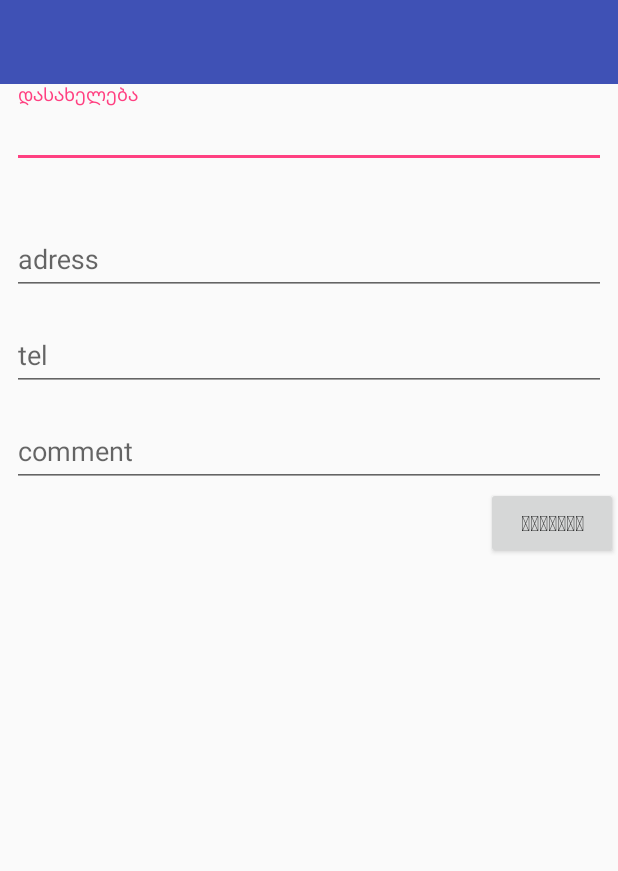
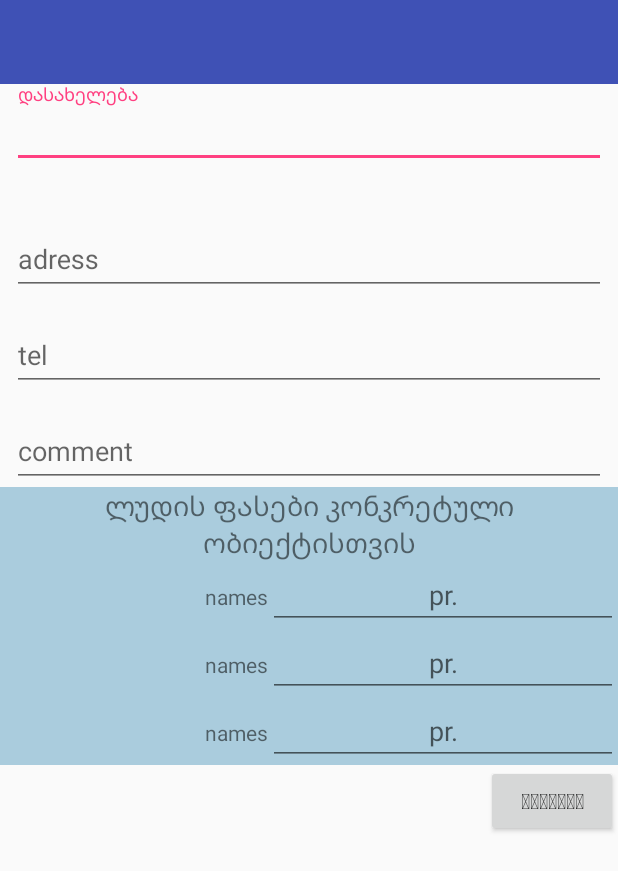
Before and after one commit to kartlos99/apeni, an Android app: the AddEditObject screen opened directly, with no data from a screen before it, after a tap on "ᲨᲔᲧᲕᲐᲜᲐ", on a phone screen of 412 x 824 dp. Shown: the top 871 px of the screen. Run offline under Robolectric (Android 15) with nearby library versions, the phone set to English and light mode, and no system bars; our stand-ins replace Volley; network calls fail.

```diff
--- a/app/src/main/java/com/example/kdiakonidze/beerapeni/AddEditObject.java
+++ b/app/src/main/java/com/example/kdiakonidze/beerapeni/AddEditObject.java
@@ -3,10 +3,14 @@ package com.example.kdiakonidze.beerapeni;
 import android.support.design.widget.TextInputLayout;
 import android.support.v7.app.AppCompatActivity;
 import android.os.Bundle;
+import android.support.v7.widget.LinearLayoutCompat;
+import android.text.InputType;
+import android.view.Gravity;
 import android.view.View;
 import android.widget.Button;
 import android.widget.EditText;
 import android.widget.LinearLayout;
+import android.widget.TextView;
 import android.widget.Toast;
 
 import com.android.volley.AuthFailureError;
@@ -34,20 +38,55 @@ public class AddEditObject extends AppCompatActivity {
         linearLayout_fasebi = (LinearLayout) findViewById(R.id.linear_addobj_prices);
         Button btn_done = (Button) findViewById(R.id.btn_addobj_done);
 
-        for (int i = 0; i < Constantebi.ludiList.size(); i++) {
-            TextInputLayout editText = new TextInputLayout(this);
+
+//        for (int i = 0; i < Constantebi.ludiList.size(); i++) {
+        for (int i = 0; i < 3; i++) {
+            LinearLayout h_Layout = new LinearLayout(this);
+            h_Layout.setOrientation(LinearLayout.HORIZONTAL);
+            h_Layout.setGravity(Gravity.RIGHT);
+            EditText editText = new EditText(this);
             editText.setId(i);
+            editText.setGravity(Gravity.CENTER);
+            editText.setWidth(350);
 //            editText.setText("haimee_"+i);
-            editText.setHint(Constantebi.ludiList.get(i).toString());
-            linearLayout_fasebi.addView(editText,i);
+            editText.setHint("pr.");
+            editText.setInputType(InputType.TYPE_NUMBER_FLAG_DECIMAL | InputType.TYPE_CLASS_NUMBER);
+
+            TextView textView = new TextView(this);
+            textView.setId(100 + i);
+            textView.setText("names");
+
+            h_Layout.addView(textView, 0);
+            h_Layout.addView(editText, 1);
+            linearLayout_fasebi.addView(h_Layout, i);
         }
 
         btn_done.setOnClickListener(new View.OnClickListener() {
             @Override
             public void onClick(View view) {
-/*
+                String fasebi = "";
 
+                for (int i = 0; i < linearLayout_fasebi.getChildCount(); i++) {
+                    View element = linearLayout_fasebi.getChildAt(i);
+                    LinearLayout h_row = (LinearLayout) element;
+                    View element2 = h_row.getChildAt(1);
+                    if (element2 instanceof EditText) {
+                        EditText editText = (EditText) element2;
+                        fasebi = fasebi + editText.getText().toString() + "|";
+                    }
+                }
+
+                Toast.makeText(getApplicationContext(), fasebi, Toast.LENGTH_SHORT).show();
+//                sendToDB();
+            }
+        });
+
+
+    }
+
+    private void sendToDB() {
         RequestQueue queue = Volley.newRequestQueue(getApplicationContext());
+        String url = Constantebi.URL_INS_LUDISSHETANA;
 
         StringRequest request = new StringRequest(Request.Method.POST, url, new Response.Listener<String>() {
             @Override
@@ -64,10 +103,10 @@ public class AddEditObject extends AppCompatActivity {
             protected Map<String, String> getParams() throws AuthFailureError {
                 Map<String, String> params = new HashMap<>();
 
-                        params.put("obieqtis_id", String.valueOf(currObieqti.getId()));
-                        params.put("k30", eK30Count.getText().toString());
-                        params.put("k50", eK50Count.getText().toString());
-                        params.put("beer_type", String.valueOf(beertype + 1));
+//                params.put("obieqtis_id", String.valueOf(currObieqti.getId()));
+//                params.put("k30", eK30Count.getText().toString());
+//                params.put("k50", eK50Count.getText().toString());
+//                params.put("beer_type", String.valueOf(beertype + 1));
                 params.put("comment", "comentaris grafaa dasamatebeli");
 
                 params.toString();
@@ -75,18 +114,6 @@ public class AddEditObject extends AppCompatActivity {
             }
         };
 
-                queue.add(request);*/
-            }
-        });
-
-        for (int i = 0; i < linearLayout_fasebi.getChildCount(); i++) {
-            View element = linearLayout_fasebi.getChildAt(i);
-            if(element instanceof EditText){
-                EditText editText = (EditText) element;
-                Toast.makeText(this, editText.getText().toString(), Toast.LENGTH_SHORT).show();
-            }
-
-        }
-
+        queue.add(request);
     }
 }
--- a/app/src/main/res/layout/activity_add_edit_object.xml
+++ b/app/src/main/res/layout/activity_add_edit_object.xml
@@ -12,7 +12,11 @@
 
         <include
             android:id="@+id/tool_bar"
-            layout="@layout/tool_bar"/>
+            layout="@layout/tool_bar"
+            app:layout_constraintTop_toTopOf="parent"
+            app:layout_constraintStart_toStartOf="parent"
+            app:layout_constraintEnd_toEndOf="parent"
+            tools:layout_editor_absoluteX="0dp" />
 
 
         <android.support.design.widget.TextInputLayout
@@ -22,7 +26,7 @@
             android:layout_marginEnd="8dp"
             android:layout_marginStart="8dp"
             app:errorEnabled="true"
-            app:layout_constraintTop_toBottomOf="@id/tool_bar"
+            app:layout_constraintTop_toBottomOf="@+id/tool_bar"
             android:layout_marginRight="8dp"
             app:layout_constraintRight_toRightOf="parent"
             android:layout_marginLeft="8dp"
@@ -89,13 +93,26 @@
 
         </android.support.design.widget.TextInputLayout>
 
+        <TextView
+            android:id="@+id/t_addobj_fasebi"
+            android:layout_width="0dp"
+            android:layout_height="wrap_content"
+            android:textSize="@dimen/textsize_3"
+            android:textAlignment="center"
+            android:text="@string/ludis_fasebi"
+            android:background="#aaccdd"
+            app:layout_constraintTop_toBottomOf="@+id/e_addobj_comment"
+            app:layout_constraintStart_toStartOf="parent"
+            app:layout_constraintEnd_toEndOf="parent"
+            />
+
         <LinearLayout
             android:id="@+id/linear_addobj_prices"
-            android:layout_width="match_parent"
+            android:background="#aaccdd"
+            android:layout_width="0dp"
             android:layout_height="wrap_content"
             android:orientation="vertical"
-            tools:layout_editor_absoluteY="0dp"
-            app:layout_constraintTop_toBottomOf="@id/e_addobj_comment"
+            app:layout_constraintTop_toBottomOf="@+id/t_addobj_fasebi"
             app:layout_constraintLeft_toLeftOf="parent"
             app:layout_constraintRight_toRightOf="parent">
 
@@ -107,7 +124,8 @@
             android:id="@+id/btn_addobj_done"
             android:text="@string/dadastureba"
             android:layout_width="wrap_content"
-            android:layout_height="wrap_content" />
+            android:layout_height="wrap_content"
+            tools:layout_editor_absoluteX="296dp" />
 
     </android.support.constraint.ConstraintLayout>
 
--- a/app/src/main/res/values/strings.xml
+++ b/app/src/main/res/values/strings.xml
@@ -27,4 +27,5 @@
     <string name="username">მომხმარებელი</string>
     <string name="password">პაროლი</string>
     <string name="login">შესვლა</string>
+    <string name="ludis_fasebi">ლუდის ფასები კონკრეტული ობიექტისთვის</string>
 </resources>
```
Lines whose indentation alone changed are shown as unchanged.
